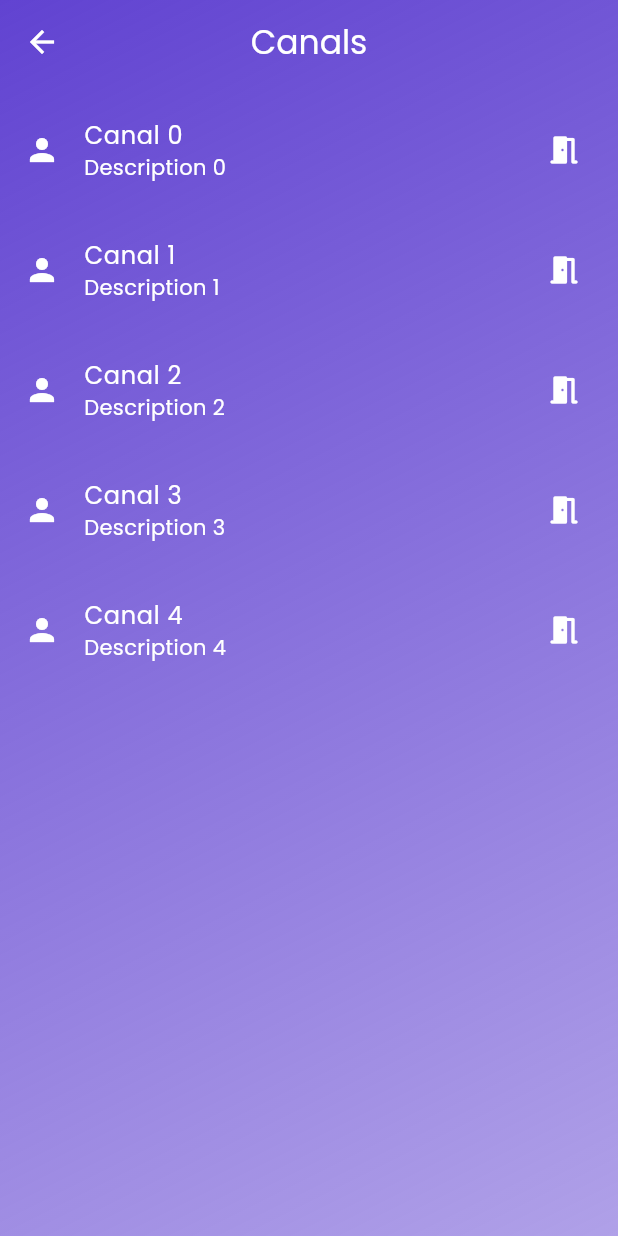
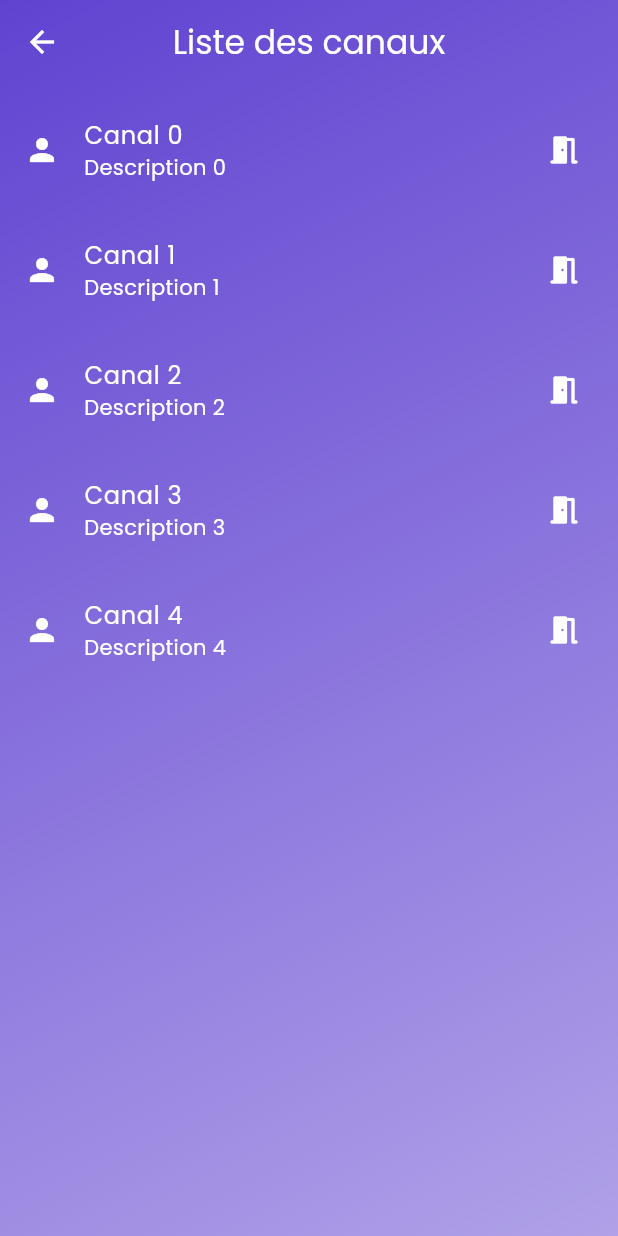
Before and after one commit to jvondermarck/alcatel-frontend, a Flutter app: the CanalsPage screen opened directly, on a phone screen of 412 x 824 dp. Run offline on Flutter 3.47's test engine with Material 2 defaults, Android fonts, the phone set to English and light mode, and no system bars.

Commit message:
feat: :speech_balloon: update page title

```diff
--- a/lib/pages/canals_page.dart
+++ b/lib/pages/canals_page.dart
@@ -39,7 +39,7 @@ class _CanalsPageState extends State<CanalsPage> {
           appBar: AppBar(
             backgroundColor: Colors.transparent,
             elevation: 0,
-            title: const Text('Canals'),
+            title: const Text('Liste des canaux'),
             foregroundColor: Colors.white,
             centerTitle: true,
           ),
```
